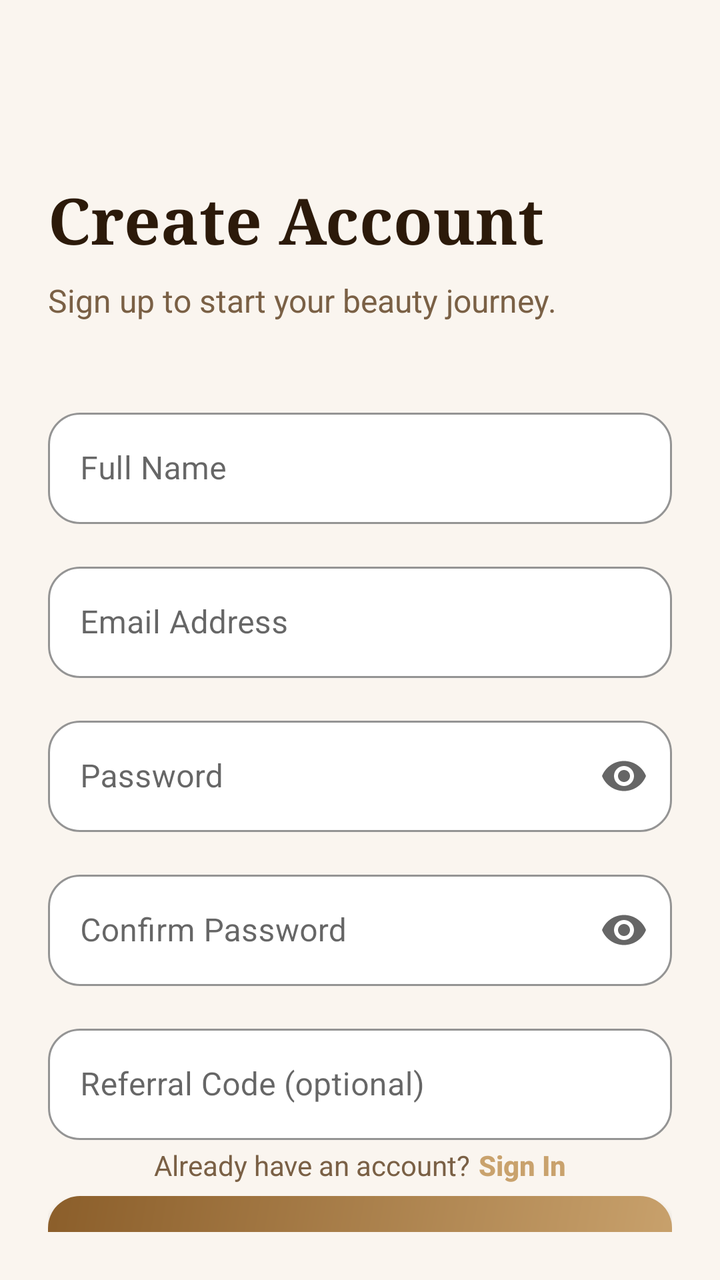
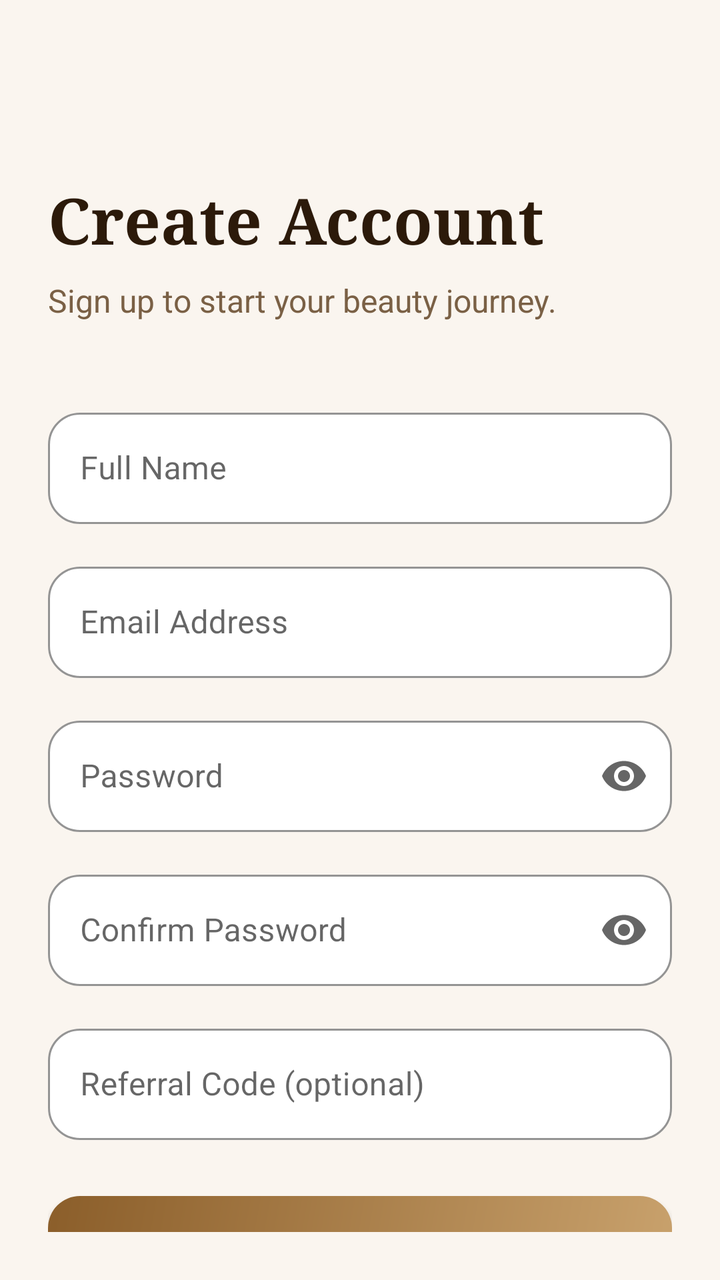

An Android layout rendered at two revisions. The XML below is the earlier revision; the diff shows what the commit changed to produce the second picture.
<!-- AndroidManifest.xml: application theme Theme.Lustre -->
<!-- res/layout/activity_signup.xml -->
<?xml version="1.0" encoding="utf-8"?>
<androidx.constraintlayout.widget.ConstraintLayout xmlns:android="http://schemas.android.com/apk/res/android"
    xmlns:app="http://schemas.android.com/apk/res-auto"
    android:layout_width="match_parent"
    android:layout_height="match_parent"
    android:background="@color/cream_bg"
    android:padding="24dp">

    <TextView
        android:id="@+id/tv_welcome"
        android:layout_width="wrap_content"
        android:layout_height="wrap_content"
        android:layout_marginTop="64dp"
        android:fontFamily="serif"
        android:text="Create Account"
        android:textColor="@color/text_dark"
        android:textSize="32sp"
        android:textStyle="bold"
        app:layout_constraintStart_toStartOf="parent"
        app:layout_constraintTop_toTopOf="parent" />

    <TextView
        android:id="@+id/tv_subtitle"
        android:layout_width="wrap_content"
        android:layout_height="wrap_content"
        android:layout_marginTop="8dp"
        android:fontFamily="sans-serif"
        android:text="Sign up to start your beauty journey."
        android:textColor="@color/text_medium"
        android:textSize="16sp"
        app:layout_constraintStart_toStartOf="parent"
        app:layout_constraintTop_toBottomOf="@id/tv_welcome" />

    <com.google.android.material.textfield.TextInputLayout
        android:id="@+id/til_fullname"
        style="@style/Widget.MaterialComponents.TextInputLayout.OutlinedBox"
        android:layout_width="match_parent"
        android:layout_height="wrap_content"
        android:layout_marginTop="40dp"
        android:hint="Full Name"
        app:boxBackgroundColor="@color/white"
        app:boxCornerRadiusBottomEnd="16dp"
        app:boxCornerRadiusBottomStart="16dp"
        app:boxCornerRadiusTopEnd="16dp"
        app:boxCornerRadiusTopStart="16dp"
        app:boxStrokeColor="@color/gold_main"
        app:hintTextColor="@color/gold_main"
        app:layout_constraintTop_toBottomOf="@id/tv_subtitle">

        <com.google.android.material.textfield.TextInputEditText
            android:id="@+id/et_fullname"
            android:layout_width="match_parent"
            android:layout_height="wrap_content"
            android:inputType="textPersonName"
            android:textColor="@color/text_dark"
            android:textColorHint="@color/text_light" />
    </com.google.android.material.textfield.TextInputLayout>

    <com.google.android.material.textfield.TextInputLayout
        android:id="@+id/til_email"
        style="@style/Widget.MaterialComponents.TextInputLayout.OutlinedBox"
        android:layout_width="match_parent"
        android:layout_height="wrap_content"
        android:layout_marginTop="16dp"
        android:hint="@string/email_address"
        app:boxBackgroundColor="@color/white"
        app:boxCornerRadiusBottomEnd="16dp"
        app:boxCornerRadiusBottomStart="16dp"
        app:boxCornerRadiusTopEnd="16dp"
        app:boxCornerRadiusTopStart="16dp"
        app:boxStrokeColor="@color/gold_main"
        app:hintTextColor="@color/gold_main"
        app:layout_constraintTop_toBottomOf="@id/til_fullname">

        <com.google.android.material.textfield.TextInputEditText
            android:id="@+id/et_email"
            android:layout_width="match_parent"
            android:layout_height="wrap_content"
            android:inputType="textEmailAddress"
            android:textColor="@color/text_dark"
            android:textColorHint="@color/text_light" />
    </com.google.android.material.textfield.TextInputLayout>

    <com.google.android.material.textfield.TextInputLayout
        android:id="@+id/til_password"
        style="@style/Widget.MaterialComponents.TextInputLayout.OutlinedBox"
        android:layout_width="match_parent"
        android:layout_height="wrap_content"
        android:layout_marginTop="16dp"
        android:hint="@string/password"
        app:boxBackgroundColor="@color/white"
        app:boxCornerRadiusBottomEnd="16dp"
        app:boxCornerRadiusBottomStart="16dp"
        app:boxCornerRadiusTopEnd="16dp"
        app:boxCornerRadiusTopStart="16dp"
        app:boxStrokeColor="@color/gold_main"
        app:endIconMode="password_toggle"
        app:hintTextColor="@color/gold_main"
        app:layout_constraintTop_toBottomOf="@id/til_email">

        <com.google.android.material.textfield.TextInputEditText
            android:id="@+id/et_password"
            android:layout_width="match_parent"
            android:layout_height="wrap_content"
            android:inputType="textPassword"
            android:textColor="@color/text_dark"
            android:textColorHint="@color/text_light" />
    </com.google.android.material.textfield.TextInputLayout>

    <com.google.android.material.textfield.TextInputLayout
        android:id="@+id/til_confirm_password"
        style="@style/Widget.MaterialComponents.TextInputLayout.OutlinedBox"
        android:layout_width="match_parent"
        android:layout_height="wrap_content"
        android:layout_marginTop="16dp"
        android:hint="Confirm Password"
        app:boxBackgroundColor="@color/white"
        app:boxCornerRadiusBottomEnd="16dp"
        app:boxCornerRadiusBottomStart="16dp"
        app:boxCornerRadiusTopEnd="16dp"
        app:boxCornerRadiusTopStart="16dp"
        app:boxStrokeColor="@color/gold_main"
        app:endIconMode="password_toggle"
        app:hintTextColor="@color/gold_main"
        app:layout_constraintTop_toBottomOf="@id/til_password">

        <com.google.android.material.textfield.TextInputEditText
            android:id="@+id/et_confirm_password"
            android:layout_width="match_parent"
            android:layout_height="wrap_content"
            android:inputType="textPassword"
            android:textColor="@color/text_dark"
            android:textColorHint="@color/text_light" />
    </com.google.android.material.textfield.TextInputLayout>

    <com.google.android.material.textfield.TextInputLayout
        android:id="@+id/til_referral_code"
        style="@style/Widget.MaterialComponents.TextInputLayout.OutlinedBox"
        android:layout_width="match_parent"
        android:layout_height="wrap_content"
        android:layout_marginTop="16dp"
        android:hint="Referral Code (optional)"
        app:boxBackgroundColor="@color/white"
        app:boxCornerRadiusBottomEnd="16dp"
        app:boxCornerRadiusBottomStart="16dp"
        app:boxCornerRadiusTopEnd="16dp"
        app:boxCornerRadiusTopStart="16dp"
        app:boxStrokeColor="@color/gold_main"
        app:hintTextColor="@color/gold_main"
        app:layout_constraintTop_toBottomOf="@id/til_confirm_password">

        <com.google.android.material.textfield.TextInputEditText
            android:id="@+id/et_referral_code"
            android:layout_width="match_parent"
            android:layout_height="wrap_content"
            android:inputType="textCapCharacters"
            android:textColor="@color/text_dark"
            android:textColorHint="@color/text_light"
            />

    </com.google.android.material.textfield.TextInputLayout>

    <Button
        android:id="@+id/btn_signup"
        android:layout_width="match_parent"
        android:layout_height="56dp"
        android:layout_marginTop="28dp"
        android:background="@drawable/bg_button_gold"
        android:fontFamily="sans-serif-medium"
        android:text="Sign Up"
        android:textAllCaps="false"
        android:textColor="@color/white"
        android:textSize="17sp"
        android:textStyle="bold"
        app:layout_constraintTop_toBottomOf="@id/til_referral_code"
        />

    <LinearLayout
        android:id="@+id/ll_divider"
        android:layout_width="match_parent"
        android:layout_height="wrap_content"
        android:layout_marginTop="24dp"
        android:gravity="center"
        android:orientation="horizontal"
        app:layout_constraintTop_toBottomOf="@id/btn_signup">

        <View
            android:layout_width="0dp"
            android:layout_height="1dp"
            android:layout_weight="1"
            android:background="@color/divider" />

        <TextView
            android:layout_width="wrap_content"
            android:layout_height="wrap_content"
            android:layout_marginStart="16dp"
            android:layout_marginEnd="16dp"
            android:text="OR"
            android:textColor="@color/text_light"
            android:textSize="12sp"
            android:textStyle="bold" />

        <View
            android:layout_width="0dp"
            android:layout_height="1dp"
            android:layout_weight="1"
            android:background="@color/divider" />
    </LinearLayout>

    <com.google.android.material.button.MaterialButton
        android:id="@+id/btn_google_login"
        style="@style/Widget.MaterialComponents.Button.OutlinedButton"
        android:layout_width="match_parent"
        android:layout_height="56dp"
        android:layout_marginTop="24dp"
        android:text="@string/continue_with_google"
        android:textAllCaps="false"
        android:textColor="@color/text_dark"
        android:textSize="16sp"
        app:cornerRadius="16dp"
        app:icon="@drawable/ic_google_logo"
        app:iconGravity="textStart"
        app:iconPadding="12dp"
        app:iconTint="@null"
        app:layout_constraintTop_toBottomOf="@id/ll_divider"
        app:strokeColor="@color/gold_border"
        app:strokeWidth="1.5dp" />

    <LinearLayout
        android:id="@+id/ll_signup"
        android:layout_width="wrap_content"
        android:layout_height="wrap_content"
        android:layout_marginBottom="24dp"
        android:orientation="horizontal"
        app:layout_constraintBottom_toBottomOf="parent"
        app:layout_constraintEnd_toEndOf="parent"
        app:layout_constraintStart_toStartOf="parent">

        <TextView
            android:layout_width="wrap_content"
            android:layout_height="wrap_content"
            android:fontFamily="sans-serif"
            android:text="Already have an account?"
            android:textColor="@color/text_medium" />

        <TextView
            android:id="@+id/tv_signin"
            android:layout_width="wrap_content"
            android:layout_height="wrap_content"
            android:layout_marginStart="4dp"
            android:fontFamily="sans-serif-medium"
            android:text="Sign In"
            android:textColor="@color/gold_main"
            android:textStyle="bold" />
    </LinearLayout>

</androidx.constraintlayout.widget.ConstraintLayout>
<!-- resources referenced by this layout -->
<resources>
  <color name="cream_bg">#FAF5EF</color>
  <color name="divider">#F0E4D4</color>
  <color name="gold_border">#EAD8C0</color>
  <color name="gold_main">#C9A26D</color>
  <color name="text_dark">#2C1A0A</color>
  <color name="text_light">#9B8060</color>
  <color name="text_medium">#7A6045</color>
  <color name="white">#FFFFFF</color>
  <!-- drawable bg_button_gold (drawable) -->
  <?xml version="1.0" encoding="utf-8"?>
  <shape xmlns:android="http://schemas.android.com/apk/res/android"
      android:shape="rectangle">
      <corners android:radius="16dp" />
      <gradient
          android:type="linear"
          android:angle="135"
          android:startColor="#C9A26D"
          android:endColor="#8B5E2A" />
  </shape>
  <!-- drawable ic_google_logo (drawable) -->
  <?xml version="1.0" encoding="utf-8"?>
  <vector xmlns:android="http://schemas.android.com/apk/res/android"
      xmlns:aapt="http://schemas.android.com/aapt"
      android:width="24dp"
      android:height="24dp"
      android:viewportWidth="24"
      android:viewportHeight="24">
      <path
          android:pathData="M22.56,12.25c0,-0.78 -0.07,-1.53 -0.2,-2.25L12,10.00v4.26h5.92c-0.26,1.37 -1.04,2.53 -2.21,3.31v2.77h3.57C21.37,18.33 22.56,15.58 22.56,12.25z"
          android:fillColor="#4285F4"/>
      <path
          android:pathData="M12,23c2.97,0 5.46,-0.98 7.28,-2.66l-3.57,-2.77c-0.99,0.66 -2.25,1.05 -3.71,1.05 -2.86,0 -5.27,-1.93 -6.13,-4.53L2.18,17.21C3.99,20.66 7.71,23 12,23z"
          android:fillColor="#34A853"/>
      <path
          android:pathData="M5.87,14.09c-0.22,-0.66 -0.35,-1.36 -0.35,-2.09s0.13,-1.43 0.35,-2.09L2.18,7.01C1.41,8.51 1,10.21 1,12s0.41,3.49 1.18,4.99l3.69,-2.9z"
          android:fillColor="#FBBC05"/>
      <path
          android:pathData="M12,5.38c1.62,0 3.06,0.56 4.21,1.64l3.15,-3.15C17.45,2.09 14.97,1 12,1 7.71,1 3.99,3.34 2.18,6.79l3.69,2.91c0.86,-2.6 3.27,-4.53 6.13,-4.53z"
          android:fillColor="#EA4335"/>
  </vector>
  <string name="continue_with_google">Continue with Google</string>
  <string name="email_address">Email Address</string>
  <string name="password">Password</string>
  <style name="Theme.Lustre" parent="Theme.MaterialComponents.Light.NoActionBar">
          <item name="colorPrimary">@color/gold_light</item>
          <item name="colorPrimaryVariant">@color/gold_dark</item>
          <item name="colorOnPrimary">@color/white</item>
          <item name="colorSecondary">@color/gold_dark</item>
          <item name="colorSecondaryVariant">@color/gold_darker</item>
          <item name="colorOnSecondary">@color/white</item>
          <item name="android:colorBackground">@color/cream_bg</item>
          <item name="android:statusBarColor">@color/gold_dark</item>
          <item name="android:navigationBarColor">@color/white</item>
          <item name="android:windowBackground">@color/cream_bg</item>
          <item name="android:fontFamily">sans-serif</item>
      </style>
  <color name="gold_light">#C9A26D</color>
  <color name="gold_dark">#8B5E2A</color>
  <color name="gold_darker">#5C3010</color>
</resources>

<!-- the commit's change to res/layout/activity_signup.xml (unified diff, before → after) -->
@@ -1,23 +1,25 @@
 <?xml version="1.0" encoding="utf-8"?>
-<androidx.constraintlayout.widget.ConstraintLayout xmlns:android="http://schemas.android.com/apk/res/android"
+<androidx.core.widget.NestedScrollView xmlns:android="http://schemas.android.com/apk/res/android"
     xmlns:app="http://schemas.android.com/apk/res-auto"
     android:layout_width="match_parent"
-    android:layout_height="match_parent"
+    android:layout_height="wrap_content"
     android:background="@color/cream_bg"
     android:padding="24dp">
-
+<LinearLayout
+    android:layout_width="match_parent"
+    android:layout_height="wrap_content"
+    android:orientation="vertical"
+    android:layout_marginTop="64dp"
+    >
     <TextView
         android:id="@+id/tv_welcome"
         android:layout_width="wrap_content"
         android:layout_height="wrap_content"
-        android:layout_marginTop="64dp"
         android:fontFamily="serif"
         android:text="Create Account"
         android:textColor="@color/text_dark"
         android:textSize="32sp"
-        android:textStyle="bold"
-        app:layout_constraintStart_toStartOf="parent"
-        app:layout_constraintTop_toTopOf="parent" />
+        android:textStyle="bold"/>
 
     <TextView
         android:id="@+id/tv_subtitle"
@@ -27,9 +29,7 @@
         android:fontFamily="sans-serif"
         android:text="Sign up to start your beauty journey."
         android:textColor="@color/text_medium"
-        android:textSize="16sp"
-        app:layout_constraintStart_toStartOf="parent"
-        app:layout_constraintTop_toBottomOf="@id/tv_welcome" />
+        android:textSize="16sp" />
 
     <com.google.android.material.textfield.TextInputLayout
         android:id="@+id/til_fullname"
@@ -44,8 +44,7 @@
         app:boxCornerRadiusTopEnd="16dp"
         app:boxCornerRadiusTopStart="16dp"
         app:boxStrokeColor="@color/gold_main"
-        app:hintTextColor="@color/gold_main"
-        app:layout_constraintTop_toBottomOf="@id/tv_subtitle">
+        app:hintTextColor="@color/gold_main">
 
         <com.google.android.material.textfield.TextInputEditText
             android:id="@+id/et_fullname"
@@ -69,8 +68,7 @@
         app:boxCornerRadiusTopEnd="16dp"
         app:boxCornerRadiusTopStart="16dp"
         app:boxStrokeColor="@color/gold_main"
-        app:hintTextColor="@color/gold_main"
-        app:layout_constraintTop_toBottomOf="@id/til_fullname">
+        app:hintTextColor="@color/gold_main">
 
         <com.google.android.material.textfield.TextInputEditText
             android:id="@+id/et_email"
@@ -95,8 +93,7 @@
         app:boxCornerRadiusTopStart="16dp"
         app:boxStrokeColor="@color/gold_main"
         app:endIconMode="password_toggle"
-        app:hintTextColor="@color/gold_main"
-        app:layout_constraintTop_toBottomOf="@id/til_email">
+        app:hintTextColor="@color/gold_main">
 
         <com.google.android.material.textfield.TextInputEditText
             android:id="@+id/et_password"
@@ -121,8 +118,7 @@
         app:boxCornerRadiusTopStart="16dp"
         app:boxStrokeColor="@color/gold_main"
         app:endIconMode="password_toggle"
-        app:hintTextColor="@color/gold_main"
-        app:layout_constraintTop_toBottomOf="@id/til_password">
+        app:hintTextColor="@color/gold_main">
 
         <com.google.android.material.textfield.TextInputEditText
             android:id="@+id/et_confirm_password"
@@ -146,8 +142,7 @@
         app:boxCornerRadiusTopEnd="16dp"
         app:boxCornerRadiusTopStart="16dp"
         app:boxStrokeColor="@color/gold_main"
-        app:hintTextColor="@color/gold_main"
-        app:layout_constraintTop_toBottomOf="@id/til_confirm_password">
+        app:hintTextColor="@color/gold_main">
 
         <com.google.android.material.textfield.TextInputEditText
             android:id="@+id/et_referral_code"
@@ -172,7 +167,6 @@
         android:textColor="@color/white"
         android:textSize="17sp"
         android:textStyle="bold"
-        app:layout_constraintTop_toBottomOf="@id/til_referral_code"
         />
 
     <LinearLayout
@@ -182,14 +176,12 @@
         android:layout_marginTop="24dp"
         android:gravity="center"
         android:orientation="horizontal"
-        app:layout_constraintTop_toBottomOf="@id/btn_signup">
-
+        >
         <View
             android:layout_width="0dp"
             android:layout_height="1dp"
             android:layout_weight="1"
             android:background="@color/divider" />
-
         <TextView
             android:layout_width="wrap_content"
             android:layout_height="wrap_content"
@@ -199,14 +191,12 @@
             android:textColor="@color/text_light"
             android:textSize="12sp"
             android:textStyle="bold" />
-
         <View
             android:layout_width="0dp"
             android:layout_height="1dp"
             android:layout_weight="1"
             android:background="@color/divider" />
     </LinearLayout>
-
     <com.google.android.material.button.MaterialButton
         android:id="@+id/btn_google_login"
         style="@style/Widget.MaterialComponents.Button.OutlinedButton"
@@ -222,9 +212,9 @@
         app:iconGravity="textStart"
         app:iconPadding="12dp"
         app:iconTint="@null"
-        app:layout_constraintTop_toBottomOf="@id/ll_divider"
         app:strokeColor="@color/gold_border"
-        app:strokeWidth="1.5dp" />
+        app:strokeWidth="1.5dp"
+        />
 
     <LinearLayout
         android:id="@+id/ll_signup"
@@ -232,9 +222,9 @@
         android:layout_height="wrap_content"
         android:layout_marginBottom="24dp"
         android:orientation="horizontal"
-        app:layout_constraintBottom_toBottomOf="parent"
-        app:layout_constraintEnd_toEndOf="parent"
-        app:layout_constraintStart_toStartOf="parent">
+        android:layout_marginTop="12dp"
+        android:layout_gravity="center_horizontal"
+        >
 
         <TextView
             android:layout_width="wrap_content"
@@ -253,5 +243,5 @@
             android:textColor="@color/gold_main"
             android:textStyle="bold" />
     </LinearLayout>
-
-</androidx.constraintlayout.widget.ConstraintLayout>
+</LinearLayout>
+</androidx.core.widget.NestedScrollView>
